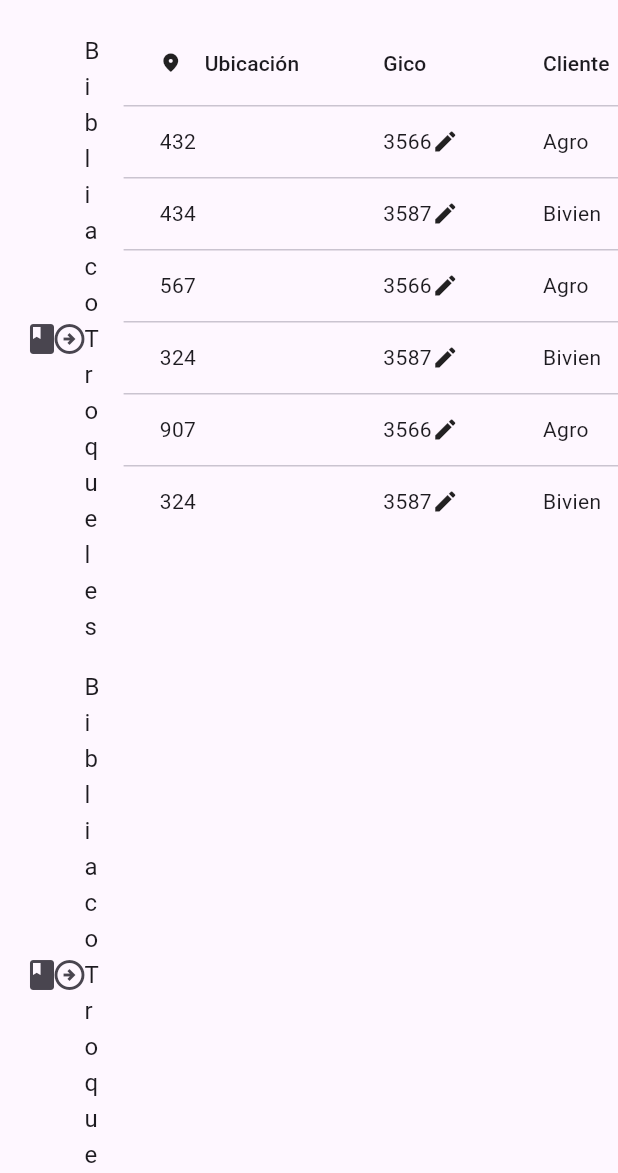
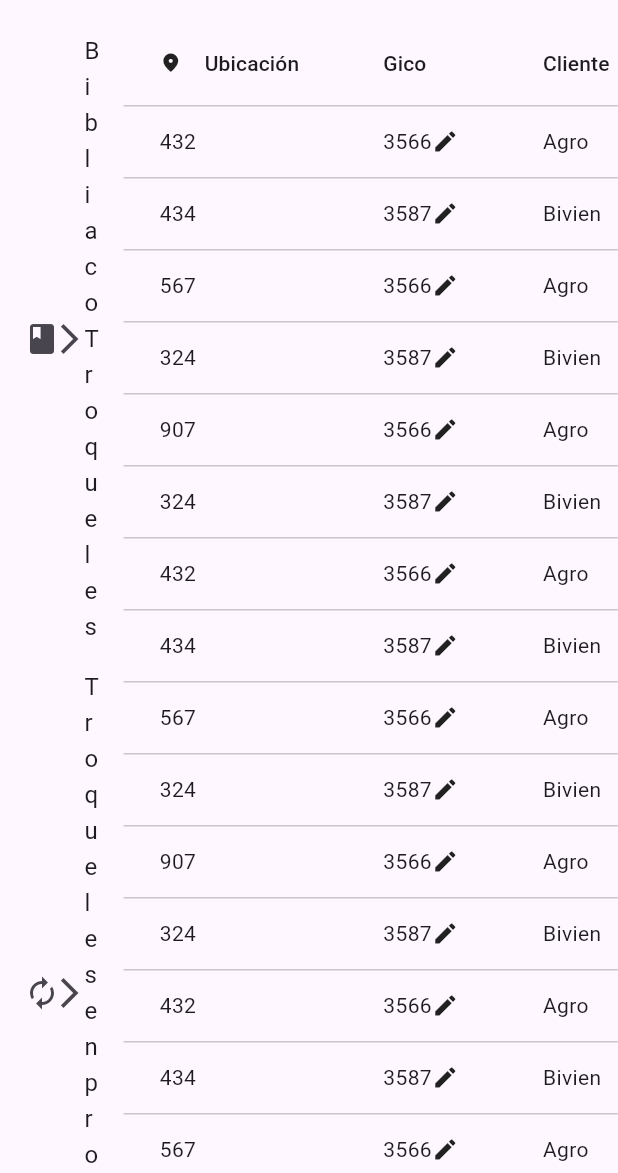
Before and after one commit to Jota2725/troqueles_sw_3.0, a Flutter app: the screen it shows after launch, on a phone screen of 412 x 824 dp, the part 63-1236 px from its top. Run offline on Flutter 3.47's test engine with Material 3 defaults, Android fonts, the phone set to English and light mode, and no system bars.

Commit message:
newTroqueles

```diff
--- a/lib/main.dart
+++ b/lib/main.dart
@@ -21,7 +21,37 @@ final List<Troquel> _listTroquel = [
   Troquel(567, 3566, 'Agro', 18375001, 'WARD'),
   Troquel(324, 3587, 'Bivien', 18375001, 'WARD'),
   Troquel(907, 3566, 'Agro', 18375001, 'WARD'),
-  Troquel(324, 3587, 'Bivien', 18375001, 'WARD')
+  Troquel(324, 3587, 'Bivien', 18375001, 'WARD'),
+  Troquel(432, 3566, 'Agro', 18476301, 'WARD'),
+  Troquel(434, 3587, 'Bivien', 18547701, 'WARD'),
+  Troquel(567, 3566, 'Agro', 18375001, 'WARD'),
+  Troquel(324, 3587, 'Bivien', 18375001, 'WARD'),
+  Troquel(907, 3566, 'Agro', 18375001, 'WARD'),
+  Troquel(324, 3587, 'Bivien', 18375001, 'WARD'),
+  Troquel(432, 3566, 'Agro', 18476301, 'WARD'),
+  Troquel(434, 3587, 'Bivien', 18547701, 'WARD'),
+  Troquel(567, 3566, 'Agro', 18375001, 'WARD'),
+  Troquel(324, 3587, 'Bivien', 18375001, 'WARD'),
+  Troquel(907, 3566, 'Agro', 18375001, 'WARD'),
+  Troquel(324, 3587, 'Bivien', 18375001, 'WARD'),
+  Troquel(432, 3566, 'Agro', 18476301, 'WARD'),
+  Troquel(434, 3587, 'Bivien', 18547701, 'WARD'),
+  Troquel(567, 3566, 'Agro', 18375001, 'WARD'),
+  Troquel(324, 3587, 'Bivien', 18375001, 'WARD'),
+  Troquel(907, 3566, 'Agro', 18375001, 'WARD'),
+  Troquel(324, 3587, 'Bivien', 18375001, 'WARD'),
+  Troquel(432, 3566, 'Agro', 18476301, 'WARD'),
+  Troquel(434, 3587, 'Bivien', 18547701, 'WARD'),
+  Troquel(567, 3566, 'Agro', 18375001, 'WARD'),
+  Troquel(324, 3587, 'Bivien', 18375001, 'WARD'),
+  Troquel(907, 3566, 'Agro', 18375001, 'WARD'),
+  Troquel(324, 3587, 'Bivien', 18375001, 'WARD'),
+  Troquel(432, 3566, 'Agro', 18476301, 'WARD'),
+  Troquel(434, 3587, 'Bivien', 18547701, 'WARD'),
+  Troquel(567, 3566, 'Agro', 18375001, 'WARD'),
+  Troquel(324, 3587, 'Bivien', 18375001, 'WARD'),
+  Troquel(907, 3566, 'Agro', 18375001, 'WARD'),
+  Troquel(324, 3587, 'Bivien', 18375001, 'WARD'),
 ];
 
 Widget _buildTable({bool sortAsscending = true}) {
@@ -92,17 +122,17 @@ class _MyhomeWidgetState extends State<MyhomeWidget> {
             child: Column(children: [
               ListTile(
                 leading: Icon(Icons.book_rounded) ,
-                trailing: Icon(Icons.arrow_circle_right_outlined),
+                trailing: Icon(Icons.arrow_forward_ios_outlined),
 
                   title: Text('Bibliaco Troqueles'),
                   onTap: (){}
 
               ),
               ListTile(
-                leading: Icon(Icons.book_rounded) ,
-                trailing: Icon(Icons.arrow_circle_right_outlined),
+                leading: Icon(Icons.autorenew) ,
+                trailing: Icon(Icons.arrow_forward_ios_outlined),
 
-                  title: Text('Bibliaco Troqueles'),
+                  title: Text('Troqueles en proceso'),
                   onTap: (){}
 
               ),
```
